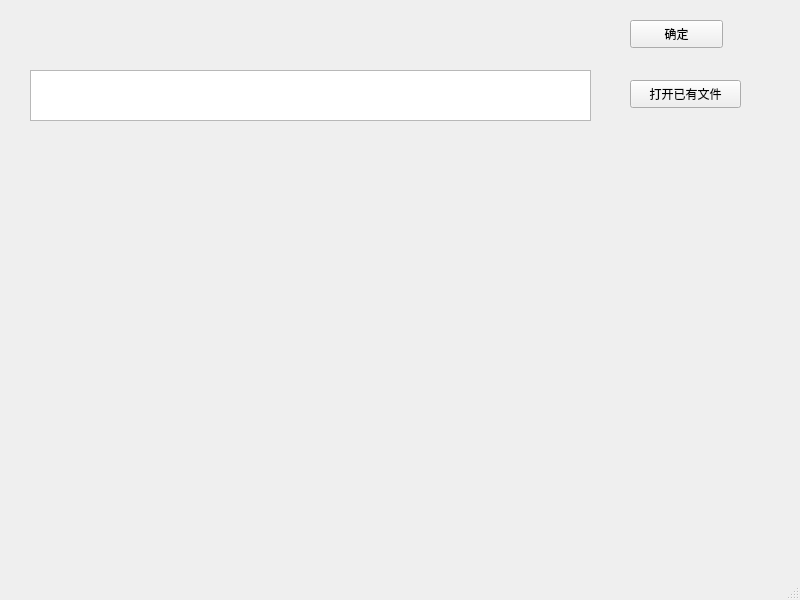
Old version of the form mainwindow.ui in the repository compiler-scnu/XLEX-Generator.
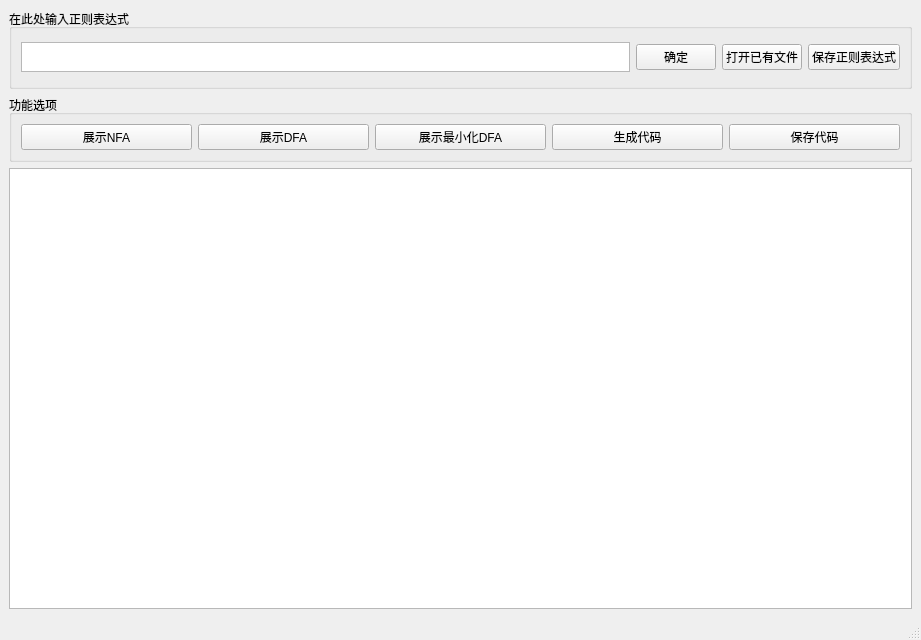
New version of the form.

Commit message: 实现按钮功能

Diff of the .ui file:
```diff
--- a/mainwindow.ui
+++ b/mainwindow.ui
@@ -6,50 +6,121 @@
    <rect>
     <x>0</x>
     <y>0</y>
-    <width>800</width>
-    <height>600</height>
+    <width>921</width>
+    <height>640</height>
    </rect>
   </property>
   <property name="windowTitle">
    <string>MainWindow</string>
   </property>
   <widget class="QWidget" name="centralwidget">
-   <widget class="QTextEdit" name="regularText">
-    <property name="geometry">
-     <rect>
-      <x>30</x>
-      <y>70</y>
-      <width>561</width>
-      <height>51</height>
-     </rect>
-    </property>
-   </widget>
-   <widget class="QPushButton" name="selectBtn">
-    <property name="geometry">
-     <rect>
-      <x>630</x>
-      <y>80</y>
-      <width>111</width>
-      <height>28</height>
-     </rect>
-    </property>
-    <property name="text">
-     <string>打开已有文件</string>
-    </property>
-   </widget>
-   <widget class="QPushButton" name="confirmBtn">
-    <property name="geometry">
-     <rect>
-      <x>630</x>
-      <y>20</y>
-      <width>93</width>
-      <height>28</height>
-     </rect>
-    </property>
-    <property name="text">
-     <string>确定</string>
-    </property>
-   </widget>
+   <layout class="QGridLayout" name="gridLayout_4">
+    <item row="2" column="0">
+     <widget class="QTextBrowser" name="codeText"/>
+    </item>
+    <item row="0" column="0">
+     <widget class="QGroupBox" name="groupBox">
+      <property name="minimumSize">
+       <size>
+        <width>0</width>
+        <height>80</height>
+       </size>
+      </property>
+      <property name="maximumSize">
+       <size>
+        <width>16777215</width>
+        <height>80</height>
+       </size>
+      </property>
+      <property name="title">
+       <string>在此处输入正则表达式</string>
+      </property>
+      <layout class="QGridLayout" name="gridLayout_2">
+       <item row="0" column="0">
+        <widget class="QTextEdit" name="regularText">
+         <property name="minimumSize">
+          <size>
+           <width>0</width>
+           <height>30</height>
+          </size>
+         </property>
+         <property name="maximumSize">
+          <size>
+           <width>16777215</width>
+           <height>30</height>
+          </size>
+         </property>
+        </widget>
+       </item>
+       <item row="0" column="1">
+        <widget class="QPushButton" name="confirmBtn">
+         <property name="text">
+          <string>确定</string>
+         </property>
+        </widget>
+       </item>
+       <item row="0" column="2">
+        <widget class="QPushButton" name="openFileBtn">
+         <property name="text">
+          <string>打开已有文件</string>
+         </property>
+        </widget>
+       </item>
+       <item row="0" column="3">
+        <widget class="QPushButton" name="saveRegularBtn">
+         <property name="text">
+          <string>保存正则表达式</string>
+         </property>
+        </widget>
+       </item>
+      </layout>
+     </widget>
+    </item>
+    <item row="1" column="0">
+     <widget class="QGroupBox" name="groupBox_2">
+      <property name="title">
+       <string>功能选项</string>
+      </property>
+      <layout class="QGridLayout" name="gridLayout_3">
+       <item row="0" column="0">
+        <widget class="QPushButton" name="showNFABtn">
+         <property name="text">
+          <string>展示NFA</string>
+         </property>
+        </widget>
+       </item>
+       <item row="0" column="1">
+        <widget class="QPushButton" name="showDFABtn">
+         <property name="text">
+          <string>展示DFA</string>
+         </property>
+        </widget>
+       </item>
+       <item row="0" column="2">
+        <widget class="QPushButton" name="showMiniMizeDFABtn">
+         <property name="text">
+          <string>展示最小化DFA</string>
+         </property>
+        </widget>
+       </item>
+       <item row="0" column="3">
+        <widget class="QPushButton" name="showCodeBtn">
+         <property name="text">
+          <string>生成代码</string>
+         </property>
+        </widget>
+       </item>
+       <item row="0" column="4">
+        <widget class="QPushButton" name="saveCodeBtn">
+         <property name="text">
+          <string>保存代码</string>
+         </property>
+        </widget>
+       </item>
+      </layout>
+     </widget>
+    </item>
+   </layout>
   </widget>
   <widget class="QMenuBar" name="menubar">
    <property name="geometry">
```
Left out of the diff: 2 changed lines with no effect on the pictures. The commit also changes 2 other files.
